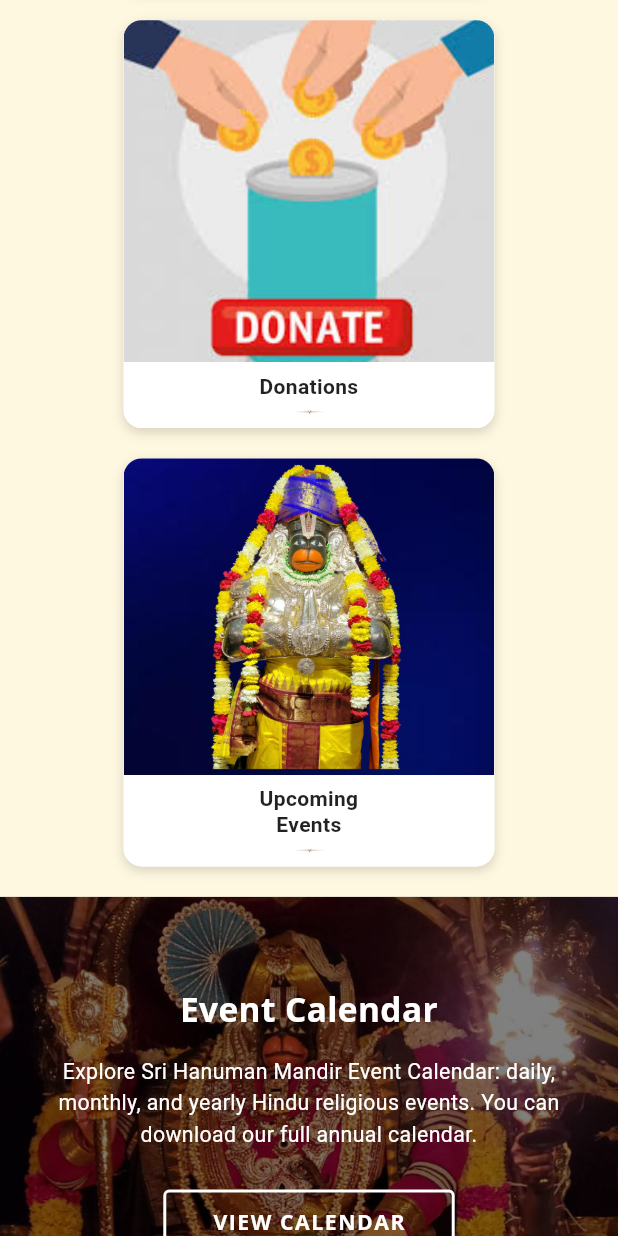
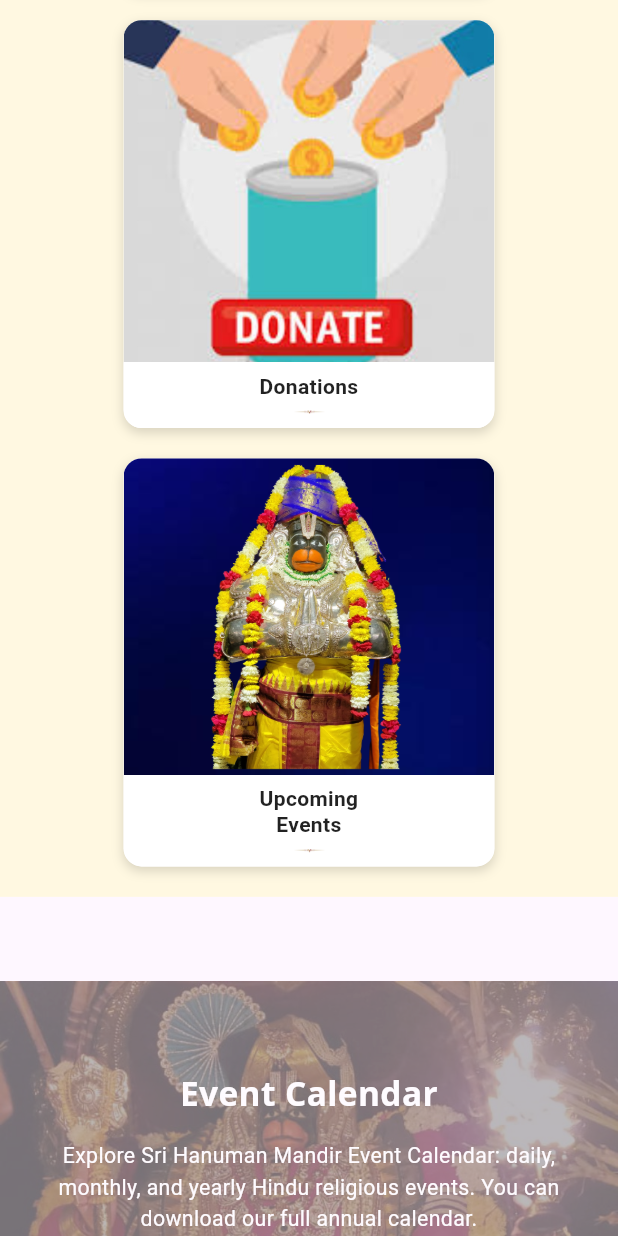
Before and after one commit to Vikas100702/hanuman_mandir, a Flutter app: the screen it shows after launch, scrolled down 576 dp, on a phone screen of 412 x 824 dp. Run offline on Flutter 3.47's test engine with Material 3 defaults, Android fonts, the phone set to English and light mode, and no system bars; our stand-ins replace cached_network_image, carousel_slider, flutter_screenutil, get, google_fonts, just_audio and 1 more; missing offline and left inert: image_network; network calls fail; Roboto replaces fonts that are missing (Poppins).

Commit message:
Refactor HomeView: Convert to StatefulWidget to manage ScrollController, integrate SpiritualLoader for initial loading, and wrap all content sections in ScrollAnimatedSection for coordinated scroll animations.

```diff
--- a/lib/src/module/view/home_view.dart
+++ b/lib/src/module/view/home_view.dart
@@ -1,5 +1,7 @@
 import 'package:flutter/material.dart';
 import 'package:get/get.dart';
+import 'package:hanuman_mandir/src/core/widgets/scroll_animated_section.dart';
+import 'package:hanuman_mandir/src/core/widgets/spiritual_loader.dart';
 import 'package:hanuman_mandir/src/module/controller/home_controller.dart';
 import 'package:hanuman_mandir/src/module/view/home/about/about_view.dart';
 import 'package:hanuman_mandir/src/module/view/home/banner/banner_view.dart';
@@ -12,32 +14,114 @@ import 'package:hanuman_mandir/src/module/view/home/todays_panchangam/temple_sch
 import 'package:hanuman_mandir/src/module/view/home/todays_panchangam/todays_panchangam_view.dart';
 import 'package:hanuman_mandir/src/module/view/home/todays_panchangam/upcoming_events/upcoming_events_view.dart';
 
-
-class HomeView extends GetView<HomeController> {
+/*class HomeView extends GetView<HomeController> {
   const HomeView({super.key});
 
   @override
   Widget build(BuildContext context) {
-    return Scaffold(body: Obx(() {
+    return Scaffold(
+      body: Obx(() {
         // GLOBAL LOADER: Shows until ALL APIs are finished
         if (controller.isLoading.value) {
+          return const Center(child: SpiritualLoader(size: 100));
+        }
+
+        return SingleChildScrollView(
+          physics: const ClampingScrollPhysics(),
+          child: Column(
+            children: const [
+              ScrollAnimatedSection(index: 0, child: HeaderView()),
+              ScrollAnimatedSection(index: 1, child: BannerView()),
+              // The following views load their data in the background as Secondary Data.
+              // They will appear seamlessly as data arrives.
+              ScrollAnimatedSection(index: 2, child: TodaysPanchangamView()),
+              ScrollAnimatedSection(index: 3, child: AboutView()),
+              ScrollAnimatedSection(
+                index: 4,
+                child: SriHanumanMandirServicesView(),
+              ),
+              ScrollAnimatedSection(index: 5, child: CommunityView()),
+              ScrollAnimatedSection(index: 6, child: FooterView()),
+            ],
+          ),
+        );
+      }),
+    );
+  }
+}*/
+
+class HomeView extends StatefulWidget {
+  const HomeView({super.key});
+
+  @override
+  State<HomeView> createState() => _HomeViewState();
+}
+
+class _HomeViewState extends State<HomeView> {
+  // The Single ScrollController that manages the whole page scrolling
+  final ScrollController _scrollController = ScrollController();
+  final HomeController controller = Get.find<HomeController>();
+
+  @override
+  void dispose() {
+    _scrollController.dispose();
+    super.dispose();
+  }
+
+  @override
+  Widget build(BuildContext context) {
+    return Scaffold(
+      body: Obx(() {
+        // 1. Spiritual Loader
+        if (controller.isLoading.value) {
           return const Center(
-          child: CircularProgressIndicator(
-            color: Colors.blue,
-          ),
+            child: SpiritualLoader(size: 200),
           );
         }
 
+        // 2. Scroll Animated Content
         return SingleChildScrollView(
+          controller: _scrollController,
+          physics: const ClampingScrollPhysics(),
           child: Column(
-          children: const [
-            HeaderView(),
-            BannerView(),
-            TodaysPanchangamView(),
-            AboutView(),
-            SriHanumanMandirServicesView(),
-            CommunityView(),
-            FooterView(),
+            children: [
+              // Header appears immediately or on slight scroll
+              ScrollAnimatedSection(
+                scrollController: _scrollController,
+                child: const HeaderView(),
+              ),
+
+              ScrollAnimatedSection(
+                scrollController: _scrollController,
+                child: const BannerView(),
+              ),
+
+              ScrollAnimatedSection(
+                scrollController: _scrollController,
+                child: const TodaysPanchangamView(),
+              ),
+
+              ScrollAnimatedSection(
+                scrollController: _scrollController,
+                child: const AboutView(),
+              ),
+
+              ScrollAnimatedSection(
+                scrollController: _scrollController,
+                child: const SriHanumanMandirServicesView(),
+              ),
+
+              ScrollAnimatedSection(
+                scrollController: _scrollController,
+                child: const CommunityView(),
+              ),
+
+              ScrollAnimatedSection(
+                scrollController: _scrollController,
+                // Small offset tweak for footer to ensure it triggers easily at bottom
+                offset: 20,
+                child: const FooterView(),
+              ),
             ],
           ),
         );
```
Lines whose indentation alone changed are shown as unchanged.
